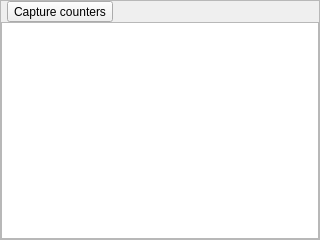
Qt form qrenderdoc/Windows/PerformanceCounterViewer.ui (baldurk/renderdoc) before a commit.
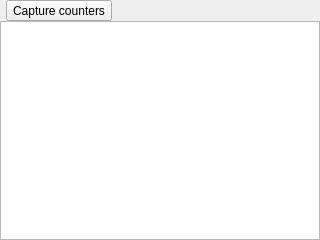
The same form after that commit. Custom widgets are drawn as their Qt base class.

Commit message: Remove extra frame border around counter viewer

Diff of the .ui file:
```diff
--- a/qrenderdoc/Windows/PerformanceCounterViewer.ui
+++ b/qrenderdoc/Windows/PerformanceCounterViewer.ui
@@ -13,12 +13,6 @@
   <property name="windowTitle">
    <string>Performance Counter Viewer</string>
   </property>
-  <property name="frameShape">
-   <enum>QFrame::StyledPanel</enum>
-  </property>
-  <property name="frameShadow">
-   <enum>QFrame::Raised</enum>
-  </property>
   <layout class="QVBoxLayout" name="verticalLayout">
    <property name="spacing">
     <number>0</number>
```
